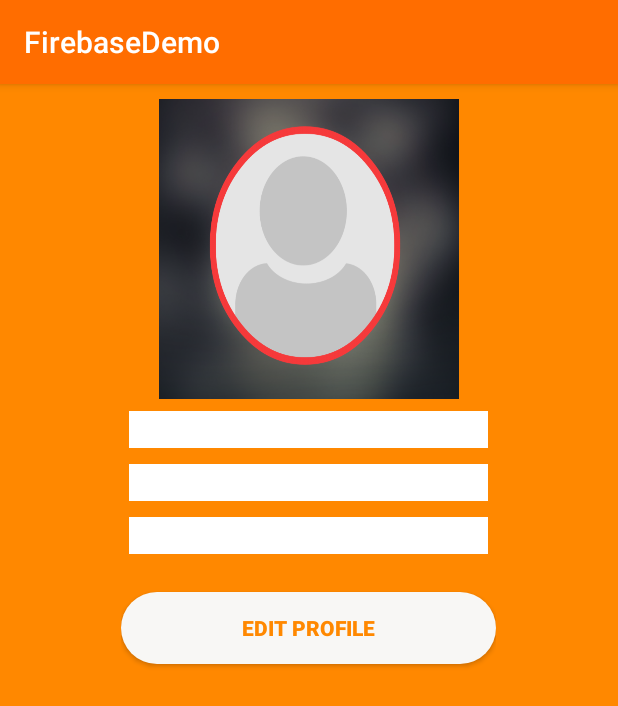
After one commit to devDonald/FirebaseDemo, an Android app: the UserProfile screen opened directly, with no data from a screen before it, on a phone screen of 412 x 824 dp. The commit adds this screen. Shown: the top 706 px of the screen. Run offline under Robolectric (Android 15) with nearby library versions, the phone set to English and light mode, and no system bars; our stand-ins replace CircleImageView.

Commit message:
added Profile activity and update profile

```diff
--- a/app/src/main/AndroidManifest.xml
+++ b/app/src/main/AndroidManifest.xml
@@ -9,6 +9,8 @@
         android:roundIcon="@mipmap/ic_launcher_round"
         android:supportsRtl="true"
         android:theme="@style/AppTheme">
+        <activity android:name=".UserProfile"></activity>
+        <activity android:name=".ChangePassword" />
         <activity android:name=".Login">
             <intent-filter>
                 <action android:name="android.intent.action.MAIN" />
@@ -17,9 +19,7 @@
             </intent-filter>
         </activity>
         <activity android:name=".Register" />
-        <activity android:name=".MainActivity">
-
-        </activity>
+        <activity android:name=".MainActivity" />
     </application>
 
 </manifest>
--- /dev/null
+++ b/app/src/main/java/com/donald/firebasedemo/UserProfile.kt
@@ -0,0 +1,12 @@
+package com.donald.firebasedemo
+
+import androidx.appcompat.app.AppCompatActivity
+import android.os.Bundle
+
+class UserProfile : AppCompatActivity() {
+
+    override fun onCreate(savedInstanceState: Bundle?) {
+        super.onCreate(savedInstanceState)
+        setContentView(R.layout.activity_user_profile)
+    }
+}
--- /dev/null
+++ b/app/src/main/res/drawable/textback.xml
@@ -0,0 +1,13 @@
+<?xml version="1.0" encoding="utf-8"?>
+<shape xmlns:android="http://schemas.android.com/apk/res/android"
+    android:shape="rectangle">
+    <corners
+        android:radius="40dp"
+        />
+    <gradient
+          android:gradientRadius="20dp"
+        />
+    <solid
+         android:color="#F8F7F5"/>
+
+</shape>
--- /dev/null
+++ b/app/src/main/res/layout/activity_user_profile.xml
@@ -0,0 +1,88 @@
+<?xml version="1.0" encoding="utf-8"?>
+<RelativeLayout
+    xmlns:android="http://schemas.android.com/apk/res/android"
+    xmlns:app="http://schemas.android.com/apk/res-auto"
+    xmlns:tools="http://schemas.android.com/tools"
+    android:layout_width="match_parent"
+    android:layout_height="match_parent"
+    android:background="@android:color/holo_orange_dark"
+    tools:context=".UserProfile">
+
+    <de.hdodenhof.circleimageview.CircleImageView
+        android:layout_marginTop="10dp"
+        android:layout_alignParentTop="true"
+        android:layout_centerHorizontal="true"
+        android:background="@drawable/dpback"
+        android:layout_width="200dp"
+        android:layout_height="200dp"
+        android:id="@+id/image_profilePics"
+        />
+    <RelativeLayout
+        android:layout_centerInParent="true"
+        android:layout_below="@id/image_profilePics"
+        android:layout_width="250dp"
+        android:layout_height="wrap_content">
+
+        <TextView
+            android:paddingLeft="8dp"
+            android:background="@android:color/white"
+            android:textSize="18sp"
+            android:layout_alignParentTop="true"
+            android:layout_marginTop="8dp"
+            android:layout_marginLeft="5dp"
+            android:layout_marginRight="5dp"
+            android:layout_marginBottom="5dp"
+            android:id="@+id/tv_profile_name"
+            android:layout_width="match_parent"
+            android:layout_height="wrap_content"
+            android:ems="10"
+            android:textStyle="bold"
+            android:textColor="@android:color/black"
+            />
+
+
+        <TextView
+            android:paddingLeft="8dp"
+            android:background="@android:color/white"
+            android:textSize="18sp"
+            android:layout_margin="5dp"
+            android:layout_below="@+id/tv_profile_name"
+            android:id="@+id/tv_profile_phoneNo"
+            android:layout_width="match_parent"
+            android:layout_height="wrap_content"
+            android:ems="10"
+            android:textStyle="bold"
+            android:textColor="@android:color/black"
+            />
+        <TextView
+            android:paddingLeft="8dp"
+            android:background="@android:color/white"
+            android:textSize="18sp"
+            android:layout_margin="5dp"
+            android:layout_below="@+id/tv_profile_phoneNo"
+            android:id="@+id/tv_profile_email"
+            android:layout_width="match_parent"
+            android:layout_height="wrap_content"
+            android:ems="10"
+            android:textStyle="bold"
+            android:textColor="@android:color/black"
+            />
+        <Button
+            android:layout_marginTop="20dp"
+            android:layout_marginBottom="10dp"
+            android:background="@drawable/textback"
+            android:layout_below="@+id/tv_profile_email"
+            android:id="@+id/bt_profile_edit"
+            android:layout_width="match_parent"
+            android:layout_height="wrap_content"
+            android:text="Edit Profile"
+            android:ems="10"
+            android:textStyle="bold"
+            android:textColor="@android:color/holo_orange_dark"
+            />
+
+    </RelativeLayout>
+
+
+
+</RelativeLayout>
```
Also changed, not shown: app/build.gradle (+9 -6 lines), app/src/main/java/com/donald/firebasedemo/ChangePassword.kt (added, +58 -0 lines), app/src/main/java/com/donald/firebasedemo/MainActivity.kt (+10 -0 lines), app/src/main/res/drawable/arrow_back.xml (added, +9 -0 lines), app/src/main/res/drawable/colorback.xml (added, +13 -0 lines), app/src/main/res/drawable/ic_person.xml (added, +9 -0 lines), app/src/main/res/layout/activity_change_password.xml (added, +57 -0 lines), app/src/main/res/layout/activity_main.xml (+9 -10 lines), app/src/main/res/layout/all_users.xml (added, +52 -0 lines), app/src/main/res/menu/logout_file.xml (+10 -0 lines), app/src/main/res/drawable/dpback.png (added).
